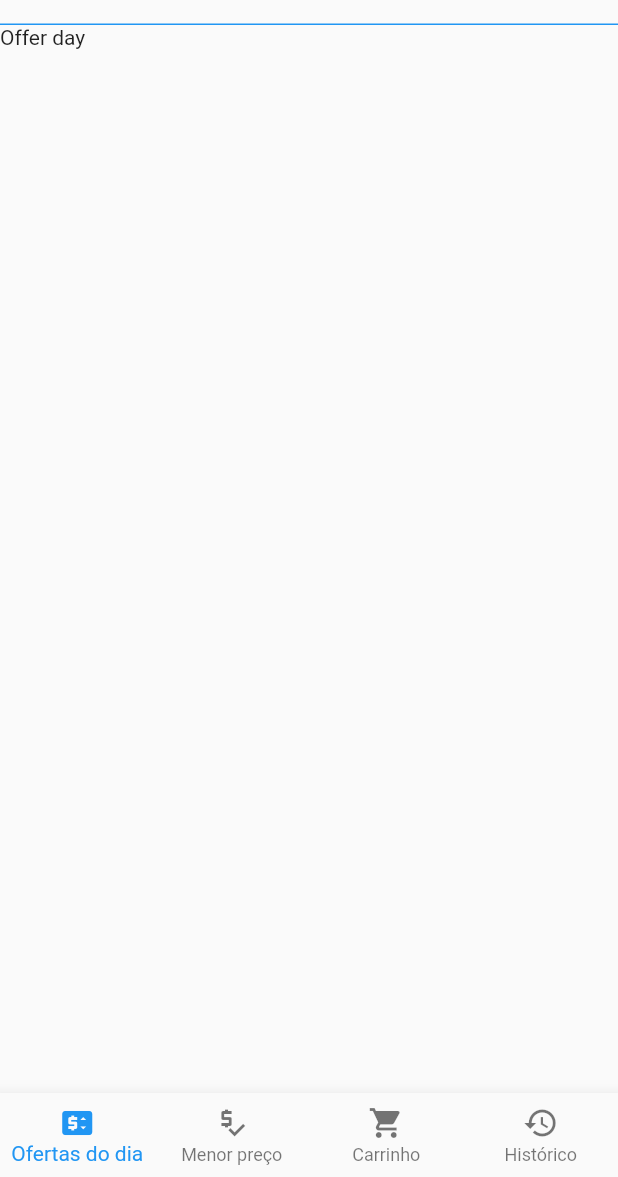
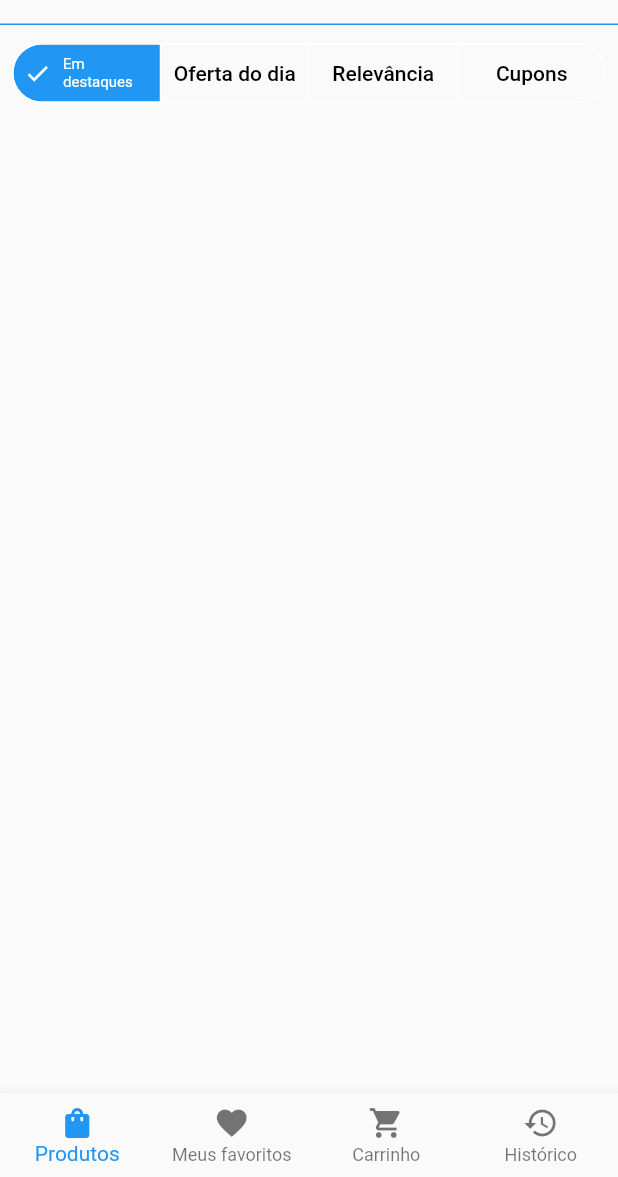
Before and after one commit to auguzsto/ecommerce, a Flutter app: the screen it shows after launch, on a phone screen of 412 x 824 dp, the part 59-1236 px from its top. Run offline on Flutter 3.47's test engine with Material 2 defaults, Android fonts, the phone set to English and light mode, and no system bars.

Commit message:
changes navigation button bar + segments

```diff
--- a/lib/main.dart
+++ b/lib/main.dart
@@ -1,4 +1,5 @@
 import 'package:ecommerce/src/app/base/controllers/base_controller.dart';
+import 'package:ecommerce/src/app/products/controller/products_controller.dart';
 import 'package:ecommerce/src/shared/app_widget.dart';
 import 'package:provider/provider.dart';
 import 'package:flutter/material.dart';
@@ -7,8 +8,13 @@ void main() {
   runApp(
     MultiProvider(
       providers: [
+        //Base
         ChangeNotifierProvider<BaseController>(
           create: (context) => BaseController(),
+        ),
+        //Products
+        ChangeNotifierProvider<ProductsController>(
+          create: (context) => ProductsController(),
         ),
       ],
       child: const AppWidget(),
--- a/lib/src/app/base/base.dart
+++ b/lib/src/app/base/base.dart
@@ -1,6 +1,7 @@
 import 'package:ecommerce/src/app/base/constants/base_constants.dart';
 import 'package:ecommerce/src/app/base/controllers/base_controller.dart';
 import 'package:ecommerce/src/app/drawer/drawer.dart';
+import 'package:ecommerce/src/app/products/pages/products_page.dart';
 import 'package:flutter/material.dart';
 import 'package:provider/provider.dart';
 
@@ -19,13 +20,13 @@ class BasePage extends StatelessWidget {
       ),
 
       //Navigation menu drawer.
-      drawer: DrawerCustom(),
+      drawer: const DrawerCustom(),
 
       //Pages bottom navigation.
       body: PageView(
         controller: pageController,
         children: const [
-          Text('Offer day'),
+          ProductsPage(),
           Text('Promo price'),
           Text('Car'),
           Text('History'),
--- a/lib/src/app/base/constants/base_constants.dart
+++ b/lib/src/app/base/constants/base_constants.dart
@@ -1,14 +1,14 @@
 import 'package:flutter/material.dart';
 
 List<String> _labels = [
-  'Ofertas do dia',
-  'Menor preço',
+  'Produtos',
+  'Meus favoritos',
   'Carrinho',
   'Histórico',
 ];
 List<IconData> _icons = [
-  Icons.price_change,
-  Icons.price_check,
+  Icons.shopping_bag,
+  Icons.favorite,
   Icons.shopping_cart,
   Icons.history,
 ];
--- /dev/null
+++ b/lib/src/app/products/constants/products_constants.dart
@@ -0,0 +1,24 @@
+import 'package:flutter/material.dart';
+
+List<ButtonSegment> _segments = [
+  ButtonSegment(
+    label: Text('Em destaques'),
+    value: 'Em destaques',
+  ),
+  ButtonSegment(
+    label: Text('Oferta do dia'),
+    value: 'Oferta do dia',
+  ),
+  ButtonSegment(
+    label: Text('Relevância'),
+    value: 'Relevância',
+  ),
+  ButtonSegment(
+    label: Text('Cupons'),
+    value: 'Cupons',
+  ),
+];
+
+abstract class ProductsConstants {
+  static List<ButtonSegment> get segments => _segments;
+}
--- /dev/null
+++ b/lib/src/app/products/controller/products_controller.dart
@@ -0,0 +1,10 @@
+import 'package:flutter/material.dart';
+
+class ProductsController extends ChangeNotifier {
+  //Segments controller
+  Set<dynamic> selectedSegments = {'Em destaques'};
+  void changeSelected(Set<dynamic> value) {
+    selectedSegments = value;
+    notifyListeners();
+  }
+}
--- /dev/null
+++ b/lib/src/app/products/pages/products_page.dart
@@ -0,0 +1,34 @@
+import 'package:ecommerce/src/app/products/constants/products_constants.dart';
+import 'package:ecommerce/src/app/products/controller/products_controller.dart';
+import 'package:flutter/material.dart';
+import 'package:provider/provider.dart';
+
+class ProductsPage extends StatelessWidget {
+  const ProductsPage({super.key});
+
+  @override
+  Widget build(BuildContext context) {
+    final productsController = Provider.of<ProductsController>(context);
+    return Scaffold(
+      body: Column(
+        crossAxisAlignment: CrossAxisAlignment.stretch,
+        children: [
+          //Segments
+          Padding(
+            padding: const EdgeInsets.all(8.0),
+            child: SegmentedButton(
+              segments: List.generate(
+                ProductsConstants.segments.length,
+                (index) => ProductsConstants.segments[index],
+              ),
+              onSelectionChanged: (value) {
+                productsController.changeSelected(value);
+              },
+              selected: productsController.selectedSegments,
+            ),
+          ),
+        ],
+      ),
+    );
+  }
+}
```
Also changed, not shown: lib/src/app/products/models/products_model.dart (added, +35 -0 lines), lib/src/theme/themes.dart (+13 -1 lines).
